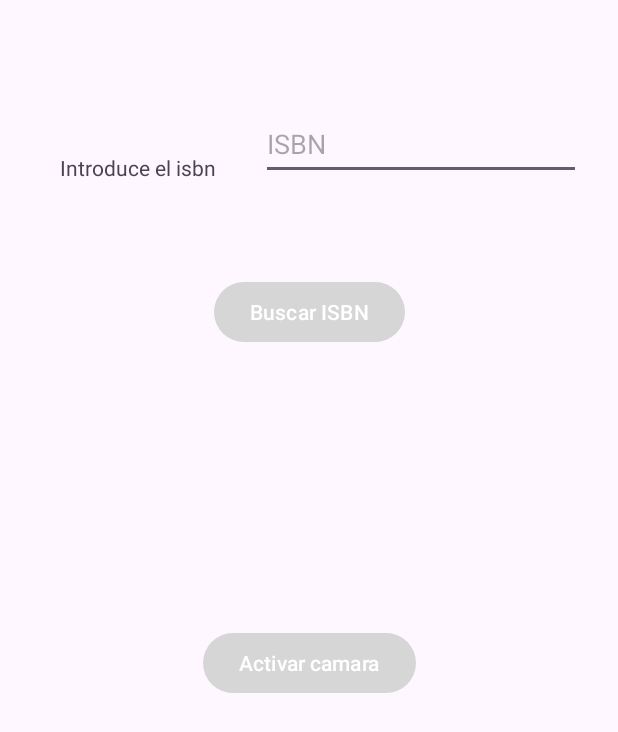
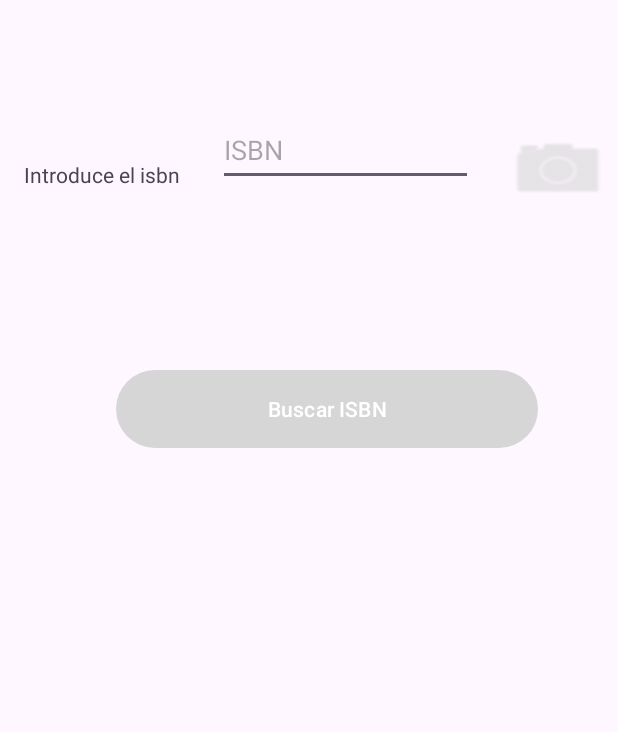
Before and after one commit to vgomezdiaz1/BibliaPP, an Android app: the AddLibroActivity screen opened directly, with no data from a screen before it, after a tap on "Buscar ISBN", on a phone screen of 412 x 824 dp. Shown: the top 732 px of the screen. Run offline under Robolectric (Android 15) with nearby library versions, the phone set to English and light mode, and no system bars; libraries missing offline, so code that uses them is left out: com.journeyapps.barcodescanner.

Commit message:
Añadidos cambios en añadir libros para bonito y mensajes con errores correctos

```diff
--- a/app/src/main/java/com/example/biblio/AddLibroActivity.java
+++ b/app/src/main/java/com/example/biblio/AddLibroActivity.java
@@ -58,6 +58,7 @@ public class AddLibroActivity extends AppCompatActivity {
     public void botonBuscarISBN(View v){
         TextView nombre = findViewById(R.id.editTextAddLibroISBN);
         String isbn = nombre.getText().toString();
+        if (nombre.length() >= 9 && comprobarISBN(isbn)) {
             Mensaje men = null;
             try{
                 men  = new Mensaje(this);
@@ -94,12 +95,17 @@ public class AddLibroActivity extends AppCompatActivity {
             }else{
                 Toast.makeText(this, "No hay conexion con el servidor", Toast.LENGTH_LONG).show();
             }
+        }else{
+            Toast.makeText(this, "El ISBN no es valido", Toast.LENGTH_LONG).show();
+        }
     }
 
-    static boolean trueOrFalse(int n){
-        if(n==1){
+    public boolean comprobarISBN(String isbn){
+        try{
+            float prueba = Float.parseFloat(isbn);
             return true;
-        }else{
+        } catch(Exception e){
+            e.printStackTrace();
             return false;
         }
     }
--- a/app/src/main/res/layout/activity_add_libro.xml
+++ b/app/src/main/res/layout/activity_add_libro.xml
@@ -8,52 +8,53 @@
 
     <TextView
         android:id="@+id/textNuevoLibro"
-        android:layout_width="wrap_content"
-        android:layout_height="wrap_content"
+        android:layout_width="114dp"
+        android:layout_height="35dp"
         android:text="@string/AddLibroNuevoLibro"
         app:layout_constraintBottom_toBottomOf="parent"
         app:layout_constraintEnd_toEndOf="parent"
-        app:layout_constraintHorizontal_bias="0.13"
+        app:layout_constraintHorizontal_bias="0.053"
         app:layout_constraintStart_toStartOf="parent"
         app:layout_constraintTop_toTopOf="parent"
-        app:layout_constraintVertical_bias="0.127" />
+        app:layout_constraintVertical_bias="0.135" />
 
     <EditText
         android:id="@+id/editTextAddLibroISBN"
-        android:layout_width="wrap_content"
+        android:layout_width="170dp"
         android:layout_height="48dp"
-        android:layout_marginTop="72dp"
+        android:layout_marginTop="76dp"
         android:ems="10"
         android:hint="@string/AddLibroeditTextISBN"
         android:inputType="text"
         app:layout_constraintEnd_toEndOf="parent"
-        app:layout_constraintHorizontal_bias="0.543"
+        app:layout_constraintHorizontal_bias="0.134"
         app:layout_constraintStart_toEndOf="@+id/textNuevoLibro"
         app:layout_constraintTop_toTopOf="parent" />
 
     <Button
         android:id="@+id/buttonAddLibroBuscarISBN"
-        android:layout_width="wrap_content"
-        android:layout_height="wrap_content"
+        android:layout_width="281dp"
+        android:layout_height="60dp"
         android:layout_marginTop="56dp"
         android:onClick="botonBuscarISBN"
         android:text="@string/AddLibroBotonBuscar"
         app:layout_constraintBottom_toBottomOf="parent"
         app:layout_constraintEnd_toEndOf="parent"
+        app:layout_constraintHorizontal_bias="0.592"
         app:layout_constraintStart_toStartOf="parent"
         app:layout_constraintTop_toBottomOf="@+id/editTextAddLibroISBN"
-        app:layout_constraintVertical_bias="0.013" />
+        app:layout_constraintVertical_bias="0.107" />
 
     <Button
         android:id="@+id/buttonActiuvarCamara"
-        android:layout_width="wrap_content"
-        android:layout_height="wrap_content"
-        android:layout_marginTop="186dp"
-        android:text="@string/AddLibroBotonActivarCamara"
+        android:layout_width="72dp"
+        android:layout_height="53dp"
+        android:background="@android:drawable/ic_menu_camera"
         app:layout_constraintBottom_toBottomOf="parent"
         app:layout_constraintEnd_toEndOf="parent"
-        app:layout_constraintStart_toStartOf="parent"
-        app:layout_constraintTop_toBottomOf="@+id/buttonAddLibroBuscarISBN"
-        app:layout_constraintVertical_bias="0.0" />
+        app:layout_constraintHorizontal_bias="0.833"
+        app:layout_constraintStart_toEndOf="@+id/editTextAddLibroISBN"
+        app:layout_constraintTop_toTopOf="parent"
+        app:layout_constraintVertical_bias="0.112" />
 
 </androidx.constraintlayout.widget.ConstraintLayout>
```
Lines whose indentation alone changed are shown as unchanged.
